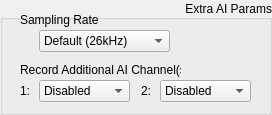
Qt form Bug_ExtraAIParams.ui (acorver/SpikeGL) before a commit.
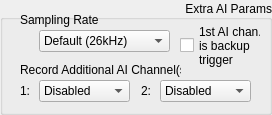
The same form after that commit.

Commit message: beginning to implement backup trigger for bug3

Diff of the .ui file:
```diff
--- a/Bug_ExtraAIParams.ui
+++ b/Bug_ExtraAIParams.ui
@@ -163,6 +163,24 @@
     </property>
    </item>
   </widget>
+  <widget class="QCheckBox" name="trigBackupChk">
+   <property name="geometry">
+    <rect>
+     <x>180</x>
+     <y>20</y>
+     <width>81</width>
+     <height>51</height>
+    </rect>
+   </property>
+   <property name="toolTip">
+    <string>&lt;html&gt;&lt;head/&gt;&lt;body&gt;&lt;p&gt;This is for Huai-Ti's proposed 'backup triggering' mechanism.&lt;/p&gt;&lt;p&gt;If checked, the specified 1st AI channel is used as a 'backup' trigger channel for whenever the USB telemetry system loses data and is no longer sending data to SpikeGL.&lt;/p&gt;&lt;/body&gt;&lt;/html&gt;</string>
+   </property>
+   <property name="text">
+    <string>1st AI chan.
+is backup 
+trigger</string>
+   </property>
+  </widget>
  </widget>
  <resources/>
  <connections/>
```
The commit also changes 3 other files.
